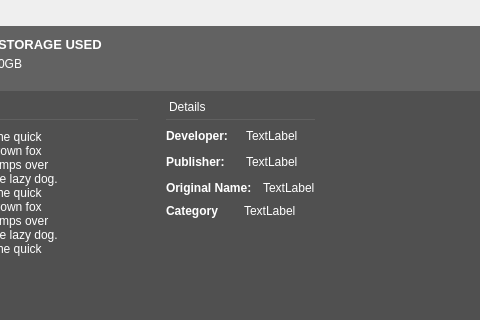
Before: the Qt Designer form atlas/ui/views/DetailedRecordView.ui in KJNeko/Atlas, drawn with Qt 5; both pictures show x 406 to 886 and y 274 to 594 of the 1168 by 781 pixel window.
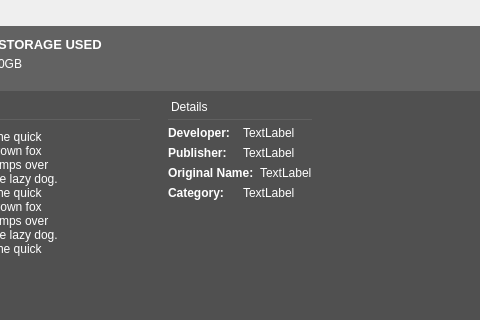
After: the same form once the commit is applied. Icons and pictures are not drawn.

```diff
--- a/atlas/ui/views/DetailedRecordView.ui
+++ b/atlas/ui/views/DetailedRecordView.ui
@@ -220,22 +220,6 @@
                       </property>
                      </widget>
                     </item>
-                    <item>
-                     <spacer name="horizontalSpacer_4">
-                      <property name="orientation">
-                       <enum>Qt::Horizontal</enum>
-                      </property>
-                      <property name="sizeType">
-                       <enum>QSizePolicy::Fixed</enum>
-                      </property>
-                      <property name="sizeHint" stdset="0">
-                       <size>
-                        <width>5</width>
-                        <height>20</height>
-                       </size>
-                      </property>
-                     </spacer>
-                    </item>
                     <item>
                      <widget class="QLabel" name="lblDeveloper">
                       <property name="text">
@@ -273,22 +257,6 @@
                       </property>
                      </widget>
                     </item>
-                    <item>
-                     <spacer name="horizontalSpacer_6">
-                      <property name="orientation">
-                       <enum>Qt::Horizontal</enum>
-                      </property>
-                      <property name="sizeType">
-                       <enum>QSizePolicy::Fixed</enum>
-                      </property>
-                      <property name="sizeHint" stdset="0">
-                       <size>
-                        <width>5</width>
-                        <height>20</height>
-                       </size>
-                      </property>
-                     </spacer>
-                    </item>
                     <item>
                      <widget class="QLabel" name="label_9">
                       <property name="text">
@@ -322,7 +290,7 @@
                        </font>
                       </property>
                       <property name="text">
-                       <string>Category</string>
+                       <string>Category:</string>
                       </property>
                      </widget>
                     </item>
@@ -417,22 +385,6 @@
                       </property>
                      </widget>
                     </item>
-                    <item>
-                     <spacer name="horizontalSpacer_5">
-                      <property name="orientation">
-                       <enum>Qt::Horizontal</enum>
-                      </property>
-                      <property name="sizeType">
-                       <enum>QSizePolicy::Fixed</enum>
-                      </property>
-                      <property name="sizeHint" stdset="0">
-                       <size>
-                        <width>5</width>
-                        <height>20</height>
-                       </size>
-                      </property>
-                     </spacer>
-                    </item>
                     <item>
                      <widget class="QLabel" name="label_8">
                       <property name="text">
```
Left out of the diff: 104 changed lines with no effect on the pictures.
